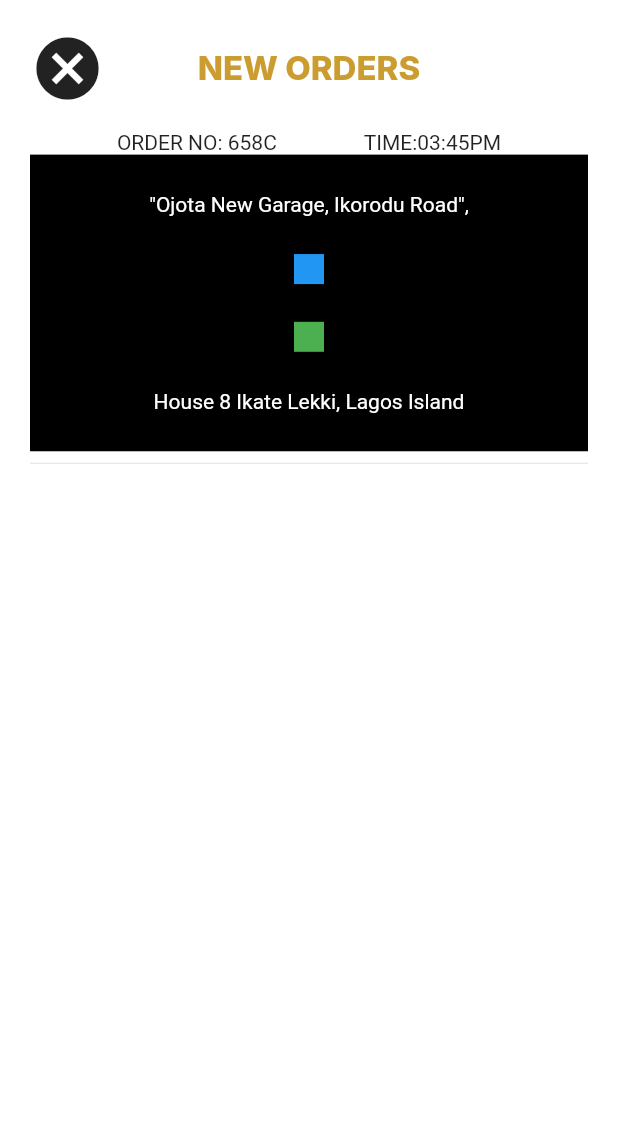
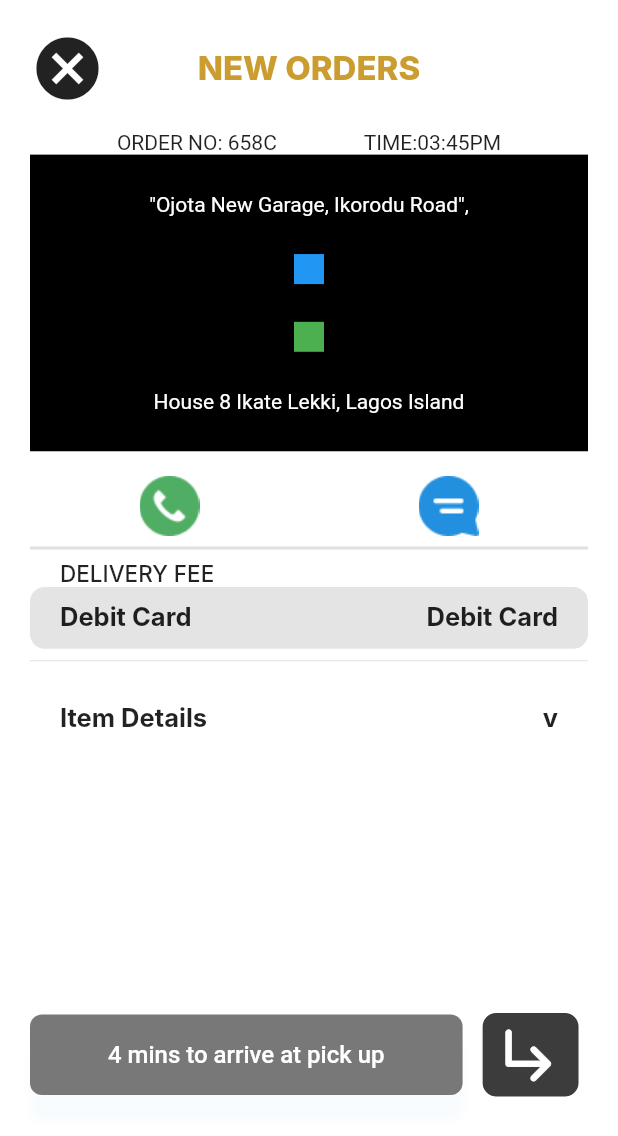
Before and after one commit to AbdulGaniy/Rimo-Test, a Flutter app: the NewOrderScreen screen opened directly, on a phone screen of 412 x 824 dp. Shown: the top 1136 px of the screen. Run offline on Flutter 3.47's test engine with Material 2 defaults, Android fonts, the phone set to English and light mode, and no system bars; our stand-ins replace animated_splash_screen, flutter_spinkit, flutter_svg, google_maps_flutter, intl_phone_number_input, reactive_forms; Roboto replaces fonts that are missing (Inter); project files that could hold a hidden picture were left out.

Commit message:
Rimotech App

```diff
--- a/lib/Presentation/newOrderScreen.dart
+++ b/lib/Presentation/newOrderScreen.dart
@@ -1,5 +1,7 @@
 import 'package:flutter/material.dart';
+import 'package:rimotest/Presentation/Widgets/design_button.dart';
 import 'package:rimotest/Presentation/Widgets/design_scaffold.dart';
+import 'package:rimotest/utils/app_images.dart';
 
 import '../utils/app_colors.dart';
 import '../utils/margin.dart';
@@ -46,7 +48,7 @@ class NewOrderScreen extends StatelessWidget {
             ),
             Container(
               height: MediaQuery.of(context).size.height * 0.24,
-              width: double.infinity,
+              width: MediaQuery.of(context).size.width*2,
               child: Column(
                 mainAxisAlignment: MainAxisAlignment.spaceEvenly,
                  children: [
@@ -88,9 +90,113 @@ class NewOrderScreen extends StatelessWidget {
               ),
 
             ),
-         Divider(
+            YMargin(MediaQuery.of(context).size.height * 0.02),
+         Row(
+           mainAxisAlignment: MainAxisAlignment.spaceAround,
+           children: [
+             Image.asset(kCall),
+             Image.asset(kText)
+           ],
+         ),
+            Divider(
+              thickness: 2,
+            ),
+            Padding(
+              padding: const EdgeInsets.only(left: 20.0),
+              child: Text(
+                'DELIVERY FEE',
+                style: TextStyle(
+                  fontFamily: "Inter",
+                  fontSize: 15,
+                  fontWeight: FontWeight.w500
+                ),
+              ),
+            ),
+            Container(
+              height: MediaQuery.of(context).size.height * 0.05,
+              padding: EdgeInsets.only(left: 20, right: 20),
+              child: Row(
+                mainAxisAlignment: MainAxisAlignment.spaceBetween,
+                children: [
+                  Text(
+                    "Debit Card",
+                    style: TextStyle(
+                      fontWeight: FontWeight.w700,
+                      fontSize: 17,
+                      fontFamily: "Inter",
 
-         )
+                    ),
+                  ),
+                  Text(
+                    "Debit Card",
+                    style: TextStyle(
+                      fontWeight: FontWeight.w700,
+                      fontSize: 17,
+                      fontFamily: "Inter",
+
+                    ),
+                  )
+                ],
+              ),
+              decoration: BoxDecoration(
+                color: kMercury,
+                borderRadius: BorderRadius.circular(10)
+              ),
+            ),
+             Divider(),
+            Padding(
+              padding: const EdgeInsets.all(20.0),
+              child: Row(
+                mainAxisAlignment: MainAxisAlignment.spaceBetween,
+                children: [
+                  Text(
+                    "Item Details",
+                    style: TextStyle(
+                      fontWeight: FontWeight.w700,
+                      fontSize: 17,
+                      fontFamily: "Inter",
+
+                    ),
+                  ),
+                  Text(
+                    "v",
+                    style: TextStyle(
+                      fontWeight: FontWeight.w700,
+                      fontSize: 17,
+                      fontFamily: "Inter",
+
+                    ),
+                  )
+                ],
+              ),
+            ),
+            YMargin(MediaQuery.of(context).size.height * 0.2),
+            Row(
+              mainAxisAlignment: MainAxisAlignment.start,
+              children: [
+                DesignButton(
+                  fillColor: kBoulder,
+                    width: 0.7,
+                    title: "4 mins to arrive at pick up", onPressed: (){
+                }),
+                XMargin(MediaQuery.of(context).size.width*0.03),
+                Container(
+                  alignment: Alignment.center,
+                  height:MediaQuery.of(context).size.height* 0.07,
+                  width: MediaQuery.of(context).size.width * 0.16,
+                  child: Icon(Icons.subdirectory_arrow_right_rounded, size: 50, color: Colors.white,),
+                  decoration: BoxDecoration(
+                      color: kMineShaft,
+                      borderRadius: BorderRadius.circular(10),
+                      border: Border.all(
+                          color: Colors.white
+
+                      )
+
+                  ),
+                ),
+              ],
+            )
           ],
         )
     );
--- a/lib/utils/app_images.dart
+++ b/lib/utils/app_images.dart
@@ -7,3 +7,5 @@ const kGift = "assets/pngs/gift.png";
 const kArrow = "assets/pngs/arrow.png";
 const kSplashImage = "assets/pngs/handova.png";
 const kSplashAnima = "assets/pngs/splash_animation.png";
+const kCall = "assets/pngs/whatsapp.png";
+const kText = "assets/pngs/text.png";
```
Also changed, not shown: assets/pngs/text.png (added), assets/pngs/whatsapp.png (added).
